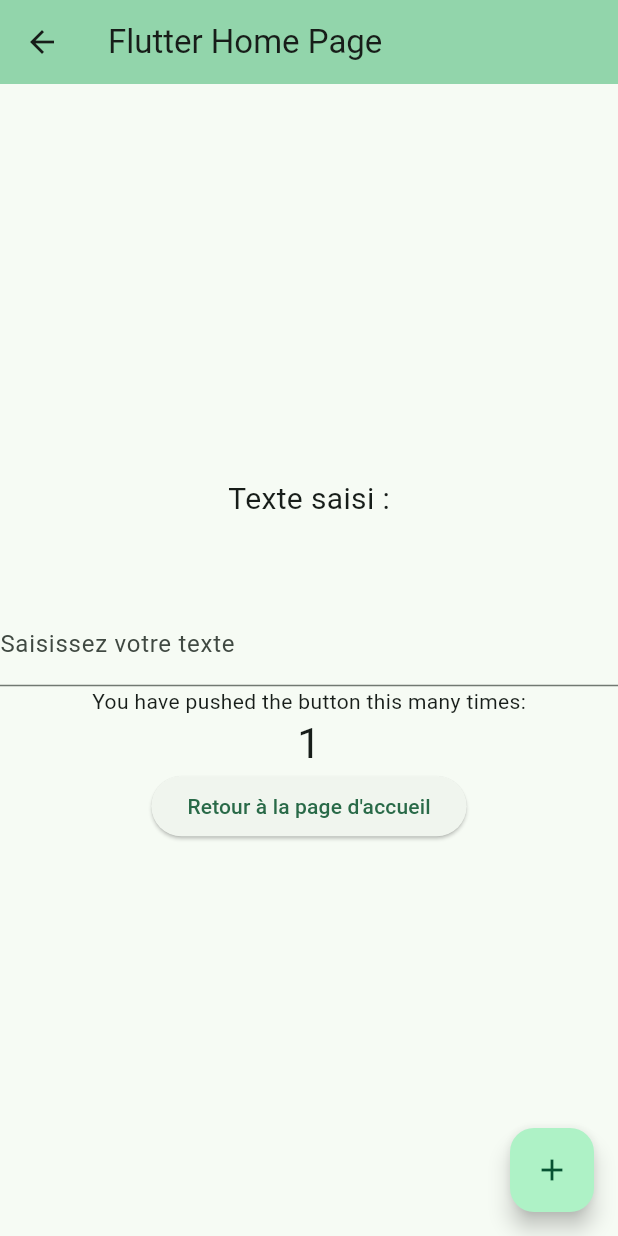
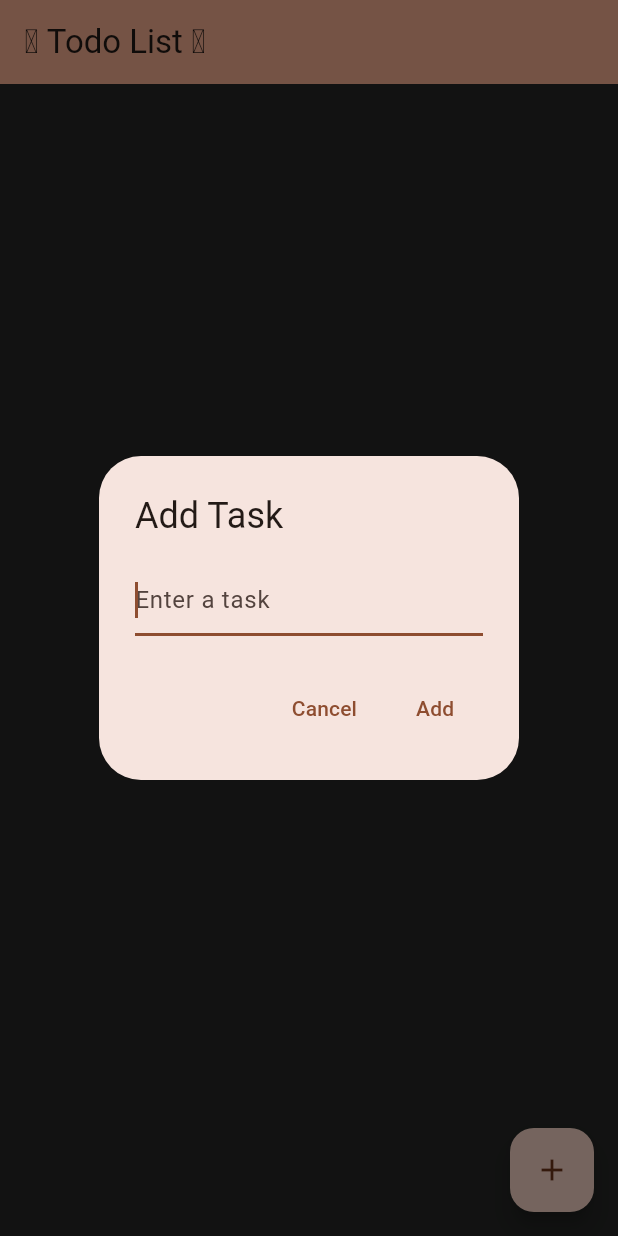
Before and after one commit to Matribuk/Todolist_WebApp, a Flutter app: the MyHomePage screen opened directly, after a tap on the "add" icon, on a phone screen of 412 x 824 dp. Run offline on Flutter 3.47's test engine with Material 2 defaults, Android fonts, the phone set to English and light mode, and no system bars.

Commit message:
:sparkles: to do & list with delete option

```diff
--- a/src/lib/main.dart
+++ b/src/lib/main.dart
@@ -5,99 +5,26 @@ void main() {
 }
 
 class MyApp extends StatelessWidget {
-  const MyApp({super.key});
+  const MyApp({Key? key}) : super(key: key);
 
-  // This widget is the root of your application.
   @override
   Widget build(BuildContext context) {
     return MaterialApp(
-      title: 'Flutter Demo',
+      title: 'My TodoList',
       theme: ThemeData(
-        // This is the theme of your application.
-        //
-        // TRY THIS: Try running your application with "flutter run". You'll see
-        // the application has a blue toolbar. Then, without quitting the app,
-        // try changing the seedColor in the colorScheme below to Colors.green
-        // and then invoke "hot reload" (save your changes or press the "hot
-        // reload" button in a Flutter-supported IDE, or press "r" if you used
-        // the command line to start the app).
-        //
-        // Notice that the counter didn't reset back to zero; the application
-        // state is not lost during the reload. To reset the state, use hot
-        // restart instead.
-        //
-        // This works for code too, not just values: Most code changes can be
-        // tested with just a hot reload.
-        colorScheme:
-            ColorScheme.fromSeed(seedColor: Color.fromARGB(255, 0, 238, 151)),
+        colorScheme: ColorScheme.fromSeed(
+          seedColor: const Color.fromARGB(255, 238, 91, 0),
+        ),
         useMaterial3: true,
       ),
-      home: const HomePage(title: 'Flutter Home Page'),
+      home: const MyHomePage(title: ' Todo List '),
       debugShowCheckedModeBanner: false,
     );
   }
 }
 
-// Page d'accueil
-class HomePage extends StatelessWidget {
-  const HomePage({super.key, required this.title});
-  final String title;
-  @override
-  Widget build(BuildContext context) {
-    return Scaffold(
-      appBar: AppBar(
-        title: const Text('Page d\'accueil'),
-      ),
-      body: Center(
-        child: ElevatedButton(
-          child: const Text('Aller à la deuxième page'),
-          onPressed: () {
-            Navigator.push(
-              context,
-              MaterialPageRoute(
-                  builder: (context) =>
-                      const MyHomePage(title: 'Flutter Home Page')),
-            );
-          },
-        ),
-      ),
-    );
-  }
-}
-
-// Deuxième page
-class SecondPage extends StatelessWidget {
-  const SecondPage({super.key});
-  @override
-  Widget build(BuildContext context) {
-    return Scaffold(
-      appBar: AppBar(
-        title: const Text('Deuxième page'),
-      ),
-      body: Center(
-        child: ElevatedButton(
-          child: const Text('Retour à la page d\'accueil'),
-          onPressed: () {
-            Navigator.pop(context);
-          },
-        ),
-      ),
-    );
-  }
-}
-
 class MyHomePage extends StatefulWidget {
-  const MyHomePage({super.key, required this.title});
-
-  // This widget is the home page of your application. It is stateful, meaning
-  // that it has a State object (defined below) that contains fields that affect
-  // how it looks.
-
-  // This class is the configuration for the state. It holds the values (in this
-  // case the title) provided by the parent (in this case the App widget) and
-  // used by the build method of the State. Fields in a Widget subclass are
-  // always marked "final".
-
+  const MyHomePage({Key? key, required this.title}) : super(key: key);
   final String title;
 
   @override
@@ -105,12 +32,58 @@ class MyHomePage extends StatefulWidget {
 }
 
 class _MyHomePageState extends State<MyHomePage> {
-  int _counter = 0;
-  String _text = '';
+  List<String> todoItems = [];
 
-  void _incrementCounter() {
+  void _createTask() {
+    showDialog(
+      context: context,
+      builder: (BuildContext context) {
+        String newTask = '';
+
+        return AlertDialog(
+          title: const Text('Add Task'),
+          content: TextField(
+            autofocus: true,
+            onChanged: (value) {
+              newTask = value;
+            },
+            onSubmitted: (value) {
+              if (value.isNotEmpty) {
+                setState(() {
+                  todoItems.add(value);
+                });
+                Navigator.pop(context);
+              }
+            },
+            decoration: const InputDecoration(
+              hintText: 'Enter a task',
+            ),
+          ),
+          actions: [
+            TextButton(
+              onPressed: () => Navigator.pop(context),
+              child: const Text('Cancel'),
+            ),
+            TextButton(
+              onPressed: () {
+                if (newTask.isNotEmpty) {
+                  setState(() {
+                    todoItems.add(newTask);
+                  });
+                  Navigator.pop(context);
+                }
+              },
+              child: const Text('Add'),
+            ),
+          ],
+        );
+      },
+    );
+  }
+
+  void _deleteTask(int index) {
     setState(() {
-      _counter++;
+      todoItems.removeAt(index);
     });
   }
 
@@ -121,49 +94,37 @@ class _MyHomePageState extends State<MyHomePage> {
         backgroundColor: Theme.of(context).colorScheme.inversePrimary,
         title: Text(widget.title),
       ),
-      body: Center(
-        child: Column(
-          mainAxisAlignment: MainAxisAlignment.center,
-          children: <Widget>[
-            const Text(
-              'Texte saisi :',
-              style: TextStyle(fontSize: 20.0),
+      backgroundColor: const Color.fromARGB(255, 39, 40, 39),
+      body: ListView.builder(
+        itemCount: todoItems.length,
+        itemBuilder: (context, index) {
+          final task = todoItems[index];
+
+          return Dismissible(
+            key: Key(task),
+            onDismissed: (_) {
+              setState(() {
+                todoItems.removeAt(index);
+              });
+              ScaffoldMessenger.of(context).showSnackBar(
+                SnackBar(
+                  content: Text('Task "$task" deleted'),
+                  duration: const Duration(seconds: 2),
+                ),
+              );
+            },
+            child: ListTile(
+              title: Text(task),
+              textColor: const Color.fromARGB(255, 255, 255, 255),
+              trailing: const Icon(Icons.check_circle),
+              onTap: () => _deleteTask(index),
             ),
-            Text(
-              _text,
-              style:
-                  const TextStyle(fontSize: 24.0, fontWeight: FontWeight.bold),
-            ),
-            const SizedBox(height: 20.0),
-            TextField(
-              onChanged: (value) {
-                setState(() {
-                  _text = value;
-                });
-              },
-              decoration: const InputDecoration(
-                labelText: 'Saisissez votre texte',
-              ),
-            ),
-            const Text(
-              'You have pushed the button this many times:',
-            ),
-            Text(
-              '$_counter',
-              style: Theme.of(context).textTheme.headlineMedium,
-            ),
-            ElevatedButton(
-              child: const Text('Retour à la page d\'accueil'),
-              onPressed: () {
-                Navigator.pop(context);
-              },
-            ),
-          ],
-        ),
+          );
+        },
       ),
       floatingActionButton: FloatingActionButton(
-        onPressed: _incrementCounter,
-        tooltip: 'Increment',
+        onPressed: _createTask,
+        tooltip: 'Add Task',
         child: const Icon(Icons.add),
       ),
     );
--- a/src/pubspec.yaml
+++ b/src/pubspec.yaml
@@ -30,7 +30,7 @@ environment:
 dependencies:
   flutter:
     sdk: flutter
-
+  flutter_spinkit: ^5.0.0
 
   # The following adds the Cupertino Icons font to your application.
   # Use with the CupertinoIcons class for iOS style icons.
```
